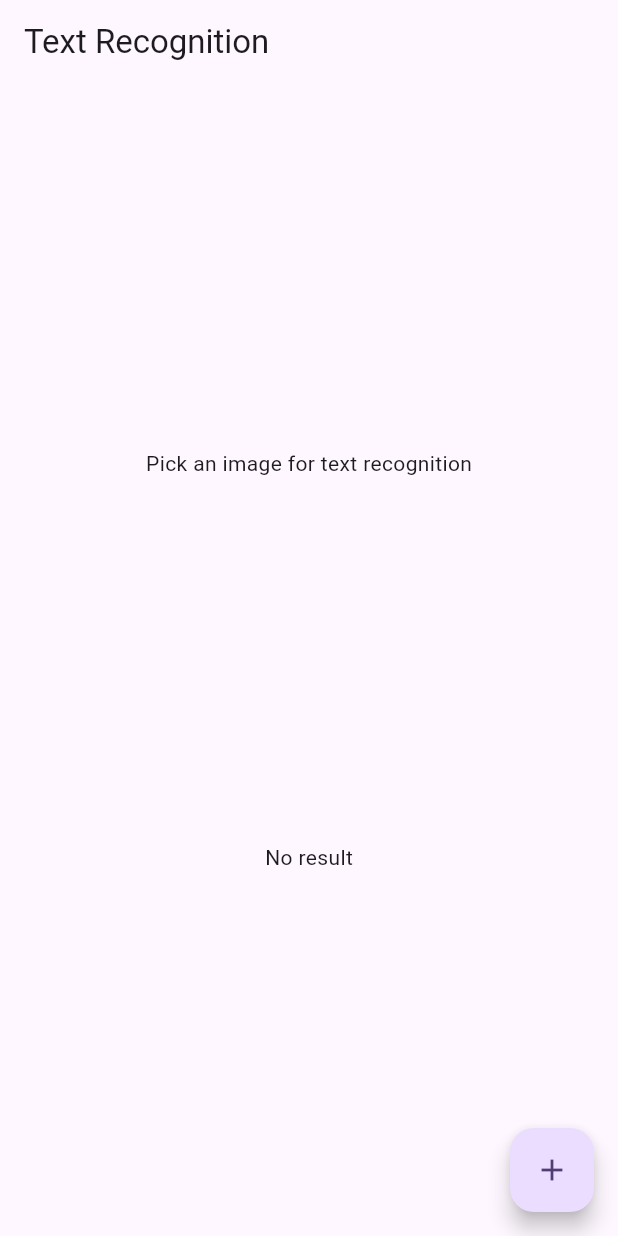
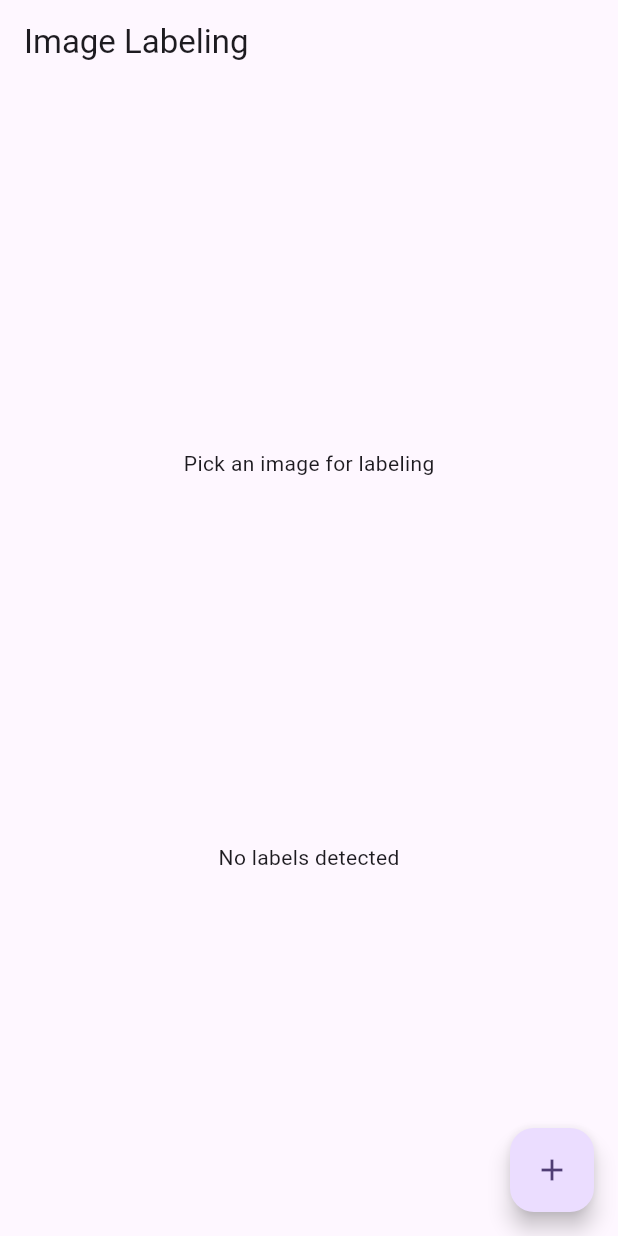
Before and after one commit to VIA2NEY/flutter_and-_googlemlkit, a Flutter app: the screen it shows after launch, after a tap on the "add" icon, on a phone screen of 412 x 824 dp. Run offline on Flutter 3.47's test engine with Material 3 defaults, Android fonts, the phone set to English and light mode, and no system bars; missing offline and left inert: gallery_picker, google_ml_kit.

Commit message:
adding image labeling

```diff
--- a/lib/main.dart
+++ b/lib/main.dart
@@ -1,5 +1,6 @@
 import 'package:flutter/material.dart';
 import 'package:ml_kit_in_flutter/pages/home_pages.dart';
+import 'package:ml_kit_in_flutter/pages/image_labelling.dart';
 
 void main() {
   runApp(const MyApp());
@@ -17,7 +18,7 @@ class MyApp extends StatelessWidget {
         colorScheme: ColorScheme.fromSeed(seedColor: Colors.deepPurple),
         useMaterial3: true,
       ),
-      home: const HomePage(),
+      home: const ImageLabelingPage(),
     );
   }
 }
--- /dev/null
+++ b/lib/pages/image_labelling.dart
@@ -0,0 +1,110 @@
+import 'dart:io';
+
+import 'package:flutter/material.dart';
+import 'package:gallery_picker/gallery_picker.dart';
+import 'package:google_ml_kit/google_ml_kit.dart';
+
+
+class ImageLabelingPage extends StatefulWidget {
+  const ImageLabelingPage({super.key});
+
+  @override
+  State<ImageLabelingPage> createState() => _ImageLabelingPageState();
+}
+
+class _ImageLabelingPageState extends State<ImageLabelingPage> {
+  File? selectedMedia;
+  List<ImageLabel>? _labels;
+
+  @override
+  Widget build(BuildContext context) {
+    return Scaffold(
+      appBar: AppBar(
+        title: Text("Image Labeling"),
+      ),
+      body: _buildUi(),
+      floatingActionButton: FloatingActionButton(
+        onPressed: () async {
+          List<MediaFile>? media = await GalleryPicker.pickMedia(
+            context: context,
+            singleMedia: true,
+          );
+
+          if (media != null && media.isNotEmpty) {
+            var data = await media.first.getFile();
+
+            setState(() {
+              selectedMedia = data;
+              _labels = null; // Reset labels when a new image is picked
+            });
+
+            await _labelImage(data);
+          }
+        },
+        child: const Icon(Icons.add),
+      ),
+    );
+  }
+
+  Widget _buildUi() {
+    return Column(
+      mainAxisSize: MainAxisSize.max,
+      mainAxisAlignment: MainAxisAlignment.spaceEvenly,
+      crossAxisAlignment: CrossAxisAlignment.center,
+      children: [
+        _imageView(),
+        _labelResultView(),
+      ],
+    );
+  }
+
+  Widget _imageView() {
+    if (selectedMedia == null) {
+      return const Center(
+        child: Text("Pick an image for labeling"),
+      );
+    }
+    return Center(
+      child: Image.file(
+        selectedMedia!,
+        width: 200,
+      ),
+    );
+  }
+
+  Widget _labelResultView() {
+    if (_labels == null) {
+      return const Center(
+        child: Text("No labels detected"),
+      );
+    }
+
+    return Expanded(
+      child: ListView.builder(
+        itemCount: _labels?.length ?? 0,
+        itemBuilder: (context, index) {
+          final label = _labels![index];
+          return ListTile(
+            title: Text(label.label),
+            subtitle: Text('Confidence: ${label.confidence.toStringAsFixed(2)}'),
+          );
+        },
+      ),
+    );
+  }
+
+  Future<void> _labelImage(File image) async {
+    final inputImage = InputImage.fromFile(image);
+    final imageLabeler = ImageLabeler(options: ImageLabelerOptions(confidenceThreshold: 0.5));
+    final List<ImageLabel> labels = await imageLabeler.processImage(inputImage);
+
+    setState(() {
+      _labels = labels;
+    });
+
+    imageLabeler.close();
+  }
+
+
+
+}
```
